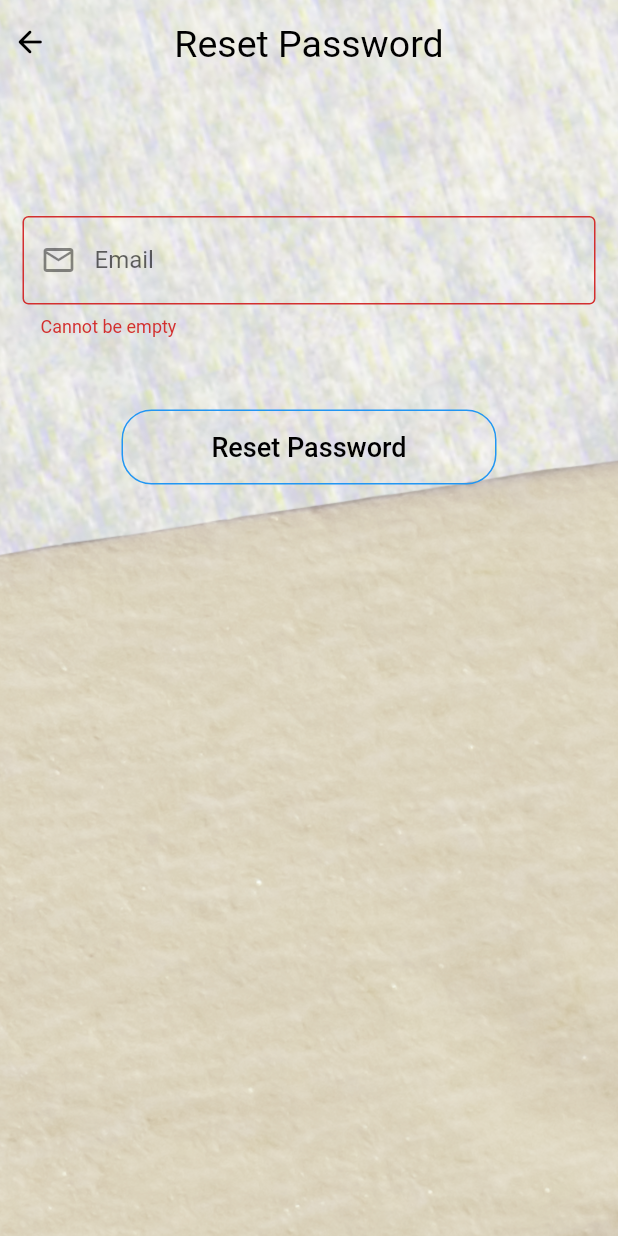
After one commit to waisheen/foodies, a Flutter app: the ForgotPassword screen opened directly, after a tap on "Reset Password", on a phone screen of 412 x 824 dp. The commit adds this screen. Run offline on Flutter 3.47's test engine with Material 2 defaults, Android fonts, the phone set to English and light mode, and no system bars; our stand-ins replace bordered_text, cloud_firestore, firebase_auth, firebase_core, flutter_spinkit; accounts and stored records are empty; network calls fail.

Commit message:
set up forgot password feature (incomplete)

```diff
--- a/lib/Login/all.dart
+++ b/lib/Login/all.dart
@@ -1,2 +1,3 @@
 export 'loginpage.dart';
 export 'createaccount.dart';
+export 'forgotpassword.dart';
--- /dev/null
+++ b/lib/Login/forgotpassword.dart
@@ -0,0 +1,134 @@
+import 'package:firebase_core/firebase_core.dart';
+import 'package:flutter/material.dart';
+import 'package:foodies/Login/all.dart';
+import 'package:foodies/Services/auth.dart';
+import 'package:foodies/loading.dart';
+
+class ForgotPassword extends StatefulWidget {
+  const ForgotPassword({Key? key}) : super(key: key);
+
+  @override
+  State<ForgotPassword> createState() => _ForgotPasswordState();
+}
+
+class _ForgotPasswordState extends State<ForgotPassword> {
+  final AuthService _auth = AuthService();
+  final _formKey = GlobalKey<FormState>();
+
+  //variable states
+  String email = '';
+  String error = '';
+  bool loading = false;
+
+  @override
+  Widget build(BuildContext context) {
+    return loading
+        ? const Loading()
+        : Scaffold(
+            extendBodyBehindAppBar: true,
+            appBar: AppBar(
+              backgroundColor: Colors.transparent,
+              elevation: 0,
+              leading: TextButton.icon(
+                icon: const Icon(Icons.arrow_back_rounded, color: Colors.black),
+                onPressed: () {
+                  Navigator.pop(context);
+                },
+                label: Container(),
+              ),
+            ),
+            backgroundColor: Colors.transparent,
+            body: Stack(
+              children: [
+                Container(
+                  constraints: const BoxConstraints.expand(),
+                  decoration: const BoxDecoration(
+                      image: DecorationImage(
+                    image: AssetImage('assets/images/bg1.png'),
+                    fit: BoxFit.cover,
+                  )),
+                ),
+                SingleChildScrollView(
+                  child: Form(
+                    key: _formKey,
+                    child: Column(
+                      children: <Widget>[
+                        const SizedBox(
+                          height: 15,
+                        ),
+                        const Center(
+                          child: Text(
+                            "Reset Password",
+                            style:
+                                TextStyle(color: Colors.black, fontSize: 25.0),
+                          ),
+                        ),
+                        const SizedBox(
+                          height: 100,
+                        ),
+                        Padding(
+                          //email
+                          padding: const EdgeInsets.symmetric(horizontal: 15.0),
+                          child: TextFormField(
+                            decoration: const InputDecoration(
+                              border: OutlineInputBorder(),
+                              labelText: 'Email',
+                              prefixIcon: Icon(Icons.email_outlined),
+                              hintText: 'Enter your email',
+                            ),
+                            validator: (val) {
+                              if (val == null || val.isEmpty) {
+                                return 'Cannot be empty';
+                              }
+                              return null;
+                            },
+                            onChanged: (val) {
+                              setState(() => email = val);
+                            },
+                          ),
+                        ),
+                        Text(
+                          error,
+                          style: const TextStyle(
+                              color: Colors.red, fontSize: 15.0),
+                        ),
+                        const SizedBox(height: 30.0),
+                        Container(
+                          //reset password button
+                          height: 50.0,
+                          width: 250.0,
+                          decoration: BoxDecoration(
+                            color: Colors.transparent,
+                            borderRadius: BorderRadius.circular(20),
+                            border: Border.all(color: Colors.blue),
+                          ),
+                          child: TextButton(
+                            onPressed: () {
+                              if (_formKey.currentState!.validate()) {
+                                setState(() => loading = true);
+                                dynamic result = _auth.resetPassword(email);
+
+                                if (result == null) {
+                                  setState(() => error = 'Invalid email');
+                                } else {
+                                  setState(() => error = 'Check your email to reset password');
+                                }
+                                setState(() => loading = false);
+                              }
+                            },
+                            child: const Text(
+                              'Reset Password',
+                              style:
+                                  TextStyle(color: Colors.black, fontSize: 18),
+                            ),
+                          ),
+                        ),
+                      ],
+                    ),
+                  ),
+                ),
+              ],
+            ),
+          );
+  }
+}
--- a/lib/Login/loginpage.dart
+++ b/lib/Login/loginpage.dart
@@ -1,4 +1,5 @@
 import 'package:flutter/material.dart';
+import 'package:foodies/Login/forgotpassword.dart';
 import '../loading.dart';
 import 'all.dart';
 import '../Services/all.dart';
@@ -33,6 +34,7 @@ class _LoginPageState extends State<LoginPage> {
             body: Stack(
               children: [
                 Container(
+                  //background
                   constraints: const BoxConstraints.expand(),
                   decoration: const BoxDecoration(
                       image: DecorationImage(
@@ -67,6 +69,12 @@ class _LoginPageState extends State<LoginPage> {
                               prefixIcon: Icon(Icons.email_outlined),
                               hintText: 'Enter your email',
                             ),
+                            validator: (val) {
+                              if (val == null || val.isEmpty) {
+                                return 'Cannot be empty';
+                              }
+                              return null;
+                            },
                             onChanged: (val) {
                               setState(() => email = val);
                             },
@@ -84,6 +92,12 @@ class _LoginPageState extends State<LoginPage> {
                               hintText: 'Enter your password',
                             ),
                             obscureText: true,
+                            validator: (val) {
+                              if (val == null || val.isEmpty) {
+                                return 'Cannot be empty';
+                              }
+                              return null;
+                            },
                             onChanged: (val) {
                               setState(() => password = val);
                             },
@@ -97,9 +111,9 @@ class _LoginPageState extends State<LoginPage> {
                         ),
                         TextButton(
                           //forgot password
-                          onPressed: () {
-                            //Function for forgot password button
-                          },
+                          onPressed: () => Navigator.push(context,
+                                MaterialPageRoute(
+                                    builder: (context) => const ForgotPassword())),
                           child: const Text(
                             "Forgot Password",
                             style:
@@ -166,13 +180,9 @@ class _LoginPageState extends State<LoginPage> {
                         ),
                         GestureDetector(
                           //new user? create account
-                          onTap: () {
-                            Navigator.push(
-                                context,
+                          onTap: () => Navigator.push(context,
                                 MaterialPageRoute(
-                                    builder: (context) =>
-                                        const CreateAccountPage()));
-                          },
+                                    builder: (context) => const CreateAccountPage())),
                           child: Row(
                             mainAxisAlignment: MainAxisAlignment.center,
                             children: const <Widget>[
--- a/lib/Services/auth.dart
+++ b/lib/Services/auth.dart
@@ -1,4 +1,5 @@
 import 'package:firebase_auth/firebase_auth.dart';
+import 'package:flutter/material.dart';
 import 'package:foodies/Services/database.dart';
 import '../Models/appuser.dart';
 
@@ -70,4 +71,13 @@ class AuthService {
       return null;
     }
   }
+
+  //Reset password
+  Future resetPassword(String email) async {
+    try {
+      await _auth.sendPasswordResetEmail(email: 'chongwaisheen02@gmail.com');
+    } catch(e) {
+      return null;
+    }
+  }
 }
```
Also changed, not shown: 1 other file.
